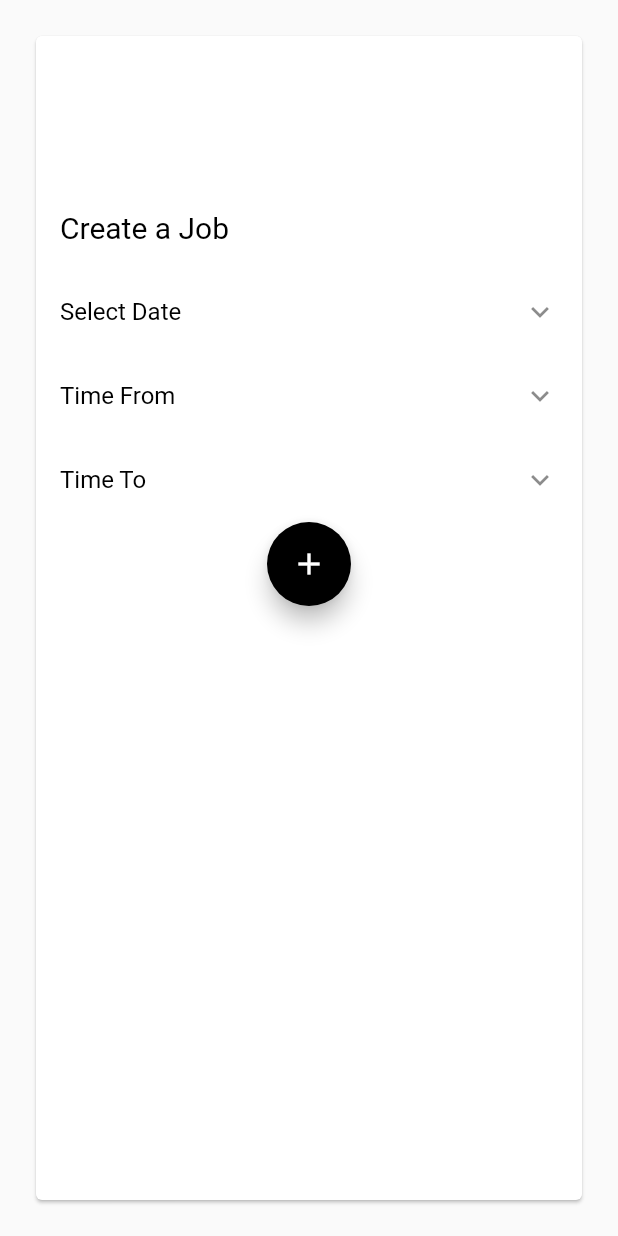
After one commit to gokulskannan1993/babysitter_booking_app, a Flutter app: the AddJobScreen screen opened by its route, on a phone screen of 412 x 824 dp. The commit adds this screen. Run offline on Flutter 3.47's test engine with Material 2 defaults, Android fonts, the phone set to English and light mode, and no system bars; our stand-ins replace cloud_firestore, firebase_auth, firebase_core, google_maps_flutter, modal_progress_hud, rflutter_alert and 1 more; accounts and stored records are empty.

Commit message:
add_job_screen.dart created

```diff
--- a/lib/main.dart
+++ b/lib/main.dart
@@ -6,6 +6,7 @@ import 'package:babysitter_booking_app/screens/register_screen.dart';
 import 'package:babysitter_booking_app/screens/user_screen.dart';
 import 'package:babysitter_booking_app/screens/welcome_screen.dart';
 import 'package:firebase_core/firebase_core.dart';
+import 'package:babysitter_booking_app/screens/add_job_screen.dart';
 import 'package:flutter/material.dart';
 
 void main() async {
@@ -34,6 +35,7 @@ class BabysitterBookingApp extends StatelessWidget {
         ProfileScreen.routeName: (context) => ProfileScreen(),
         MapScreen.routeName: (context) => MapScreen(),
         UserScreen.routeName: (context) => UserScreen(),
+        AddJobScreen.routeName: (context) => AddJobScreen(),
       },
     );
   }
--- /dev/null
+++ b/lib/screens/add_job_screen.dart
@@ -0,0 +1,145 @@
+import 'package:babysitter_booking_app/models/jobs_model.dart';
+import 'package:babysitter_booking_app/screens/welcome_screen.dart';
+import 'package:babysitter_booking_app/screens/widgets/custom_large_button.dart';
+import 'package:babysitter_booking_app/screens/widgets/custom_large_textfield.dart';
+import 'package:cloud_firestore/cloud_firestore.dart';
+import 'package:flutter/material.dart';
+import 'package:firebase_auth/firebase_auth.dart';
+
+import 'constants.dart';
+
+class AddJobScreen extends StatefulWidget {
+  static String routeName = "add_job_screen";
+  @override
+  _AddJobState createState() => _AddJobState();
+}
+
+class _AddJobState extends State<AddJobScreen> {
+  //instance of firestore
+  final _firestore = FirebaseFirestore.instance;
+  //fire auth instance
+  final _auth = FirebaseAuth.instance;
+
+  User loggedInUser;
+
+  String dateString = "Select Date", timeFrom = "Time From", timeTo = "Time To";
+
+  void initState() {
+    super.initState();
+    getCurrentUser();
+  }
+
+  //checks for logged in user
+  void getCurrentUser() {
+    try {
+      final user = _auth.currentUser;
+      if (user != null) {
+        loggedInUser = user;
+      } else {
+        Navigator.pushNamed(context, WelcomeScreen.routeName);
+      }
+    } catch (e) {
+      print(e);
+    }
+  }
+
+  @override
+  Widget build(BuildContext context) {
+    return Scaffold(
+      body: Container(
+        padding: EdgeInsets.all(20),
+        child: Card(
+          child: Column(
+            children: [
+              SizedBox(
+                height: 100,
+              ),
+              ListTile(
+                title: Text(
+                  "Create a Job",
+                  style: TextStyle(color: kSecondaryColor, fontSize: 20),
+                ),
+              ),
+              ListTile(
+                  title: Text(
+                    dateString,
+                    style: TextStyle(color: kSecondaryColor),
+                  ),
+                  trailing: Icon(Icons.keyboard_arrow_down),
+                  onTap: () {
+                    showDatePicker(
+                            context: context,
+                            initialDate: DateTime.now(),
+                            firstDate: DateTime.now(),
+                            lastDate: DateTime(2022))
+                        .then((date) {
+                      setState(() {
+                        dateString = "${date.day}/${date.month}/${date.year}";
+                      });
+                    });
+                  }),
+              ListTile(
+                  title: Text(
+                    timeFrom,
+                    style: TextStyle(color: kSecondaryColor),
+                  ),
+                  trailing: Icon(Icons.keyboard_arrow_down),
+                  onTap: () {
+                    showTimePicker(
+                            context: context, initialTime: TimeOfDay.now())
+                        .then((value) => {
+                              setState(() {
+                                timeFrom = "${value.hour}:${value.minute}";
+                              })
+                            });
+                  }),
+              ListTile(
+                  title: Text(
+                    timeTo,
+                    style: TextStyle(color: kSecondaryColor),
+                  ),
+                  trailing: Icon(Icons.keyboard_arrow_down),
+                  onTap: () {
+                    showTimePicker(
+                            context: context, initialTime: TimeOfDay.now())
+                        .then((value) => {
+                              setState(() {
+                                timeTo = "${value.hour}:${value.minute}";
+                              })
+                            });
+                  }),
+              FloatingActionButton(
+                backgroundColor: kSecondaryColor,
+                child: IconButton(
+                  icon: Icon(
+                    Icons.add,
+                    color: kPrimaryColor,
+                  ),
+                ),
+                onPressed: () {
+                  Job newJob = Job();
+                  newJob.date = dateString;
+                  newJob.creator = loggedInUser.uid;
+                  newJob.from = timeFrom;
+                  newJob.to = timeTo;
+
+                  _firestore.collection("jobs").add({
+                    "date": newJob.date,
+                    "creator": newJob.creator,
+                    "from": newJob.from,
+                    "to": newJob.to,
+                    "assignedTo": newJob.assignedTo,
+                    "status": newJob.status
+                  });
+                  setState(() {
+                    Navigator.pop(context);
+                  });
+                },
+              ),
+            ],
+          ),
+        ),
+      ),
+    );
+  }
+}
```
Also changed, not shown: lib/screens/home_screen.dart (+14 -81 lines).
